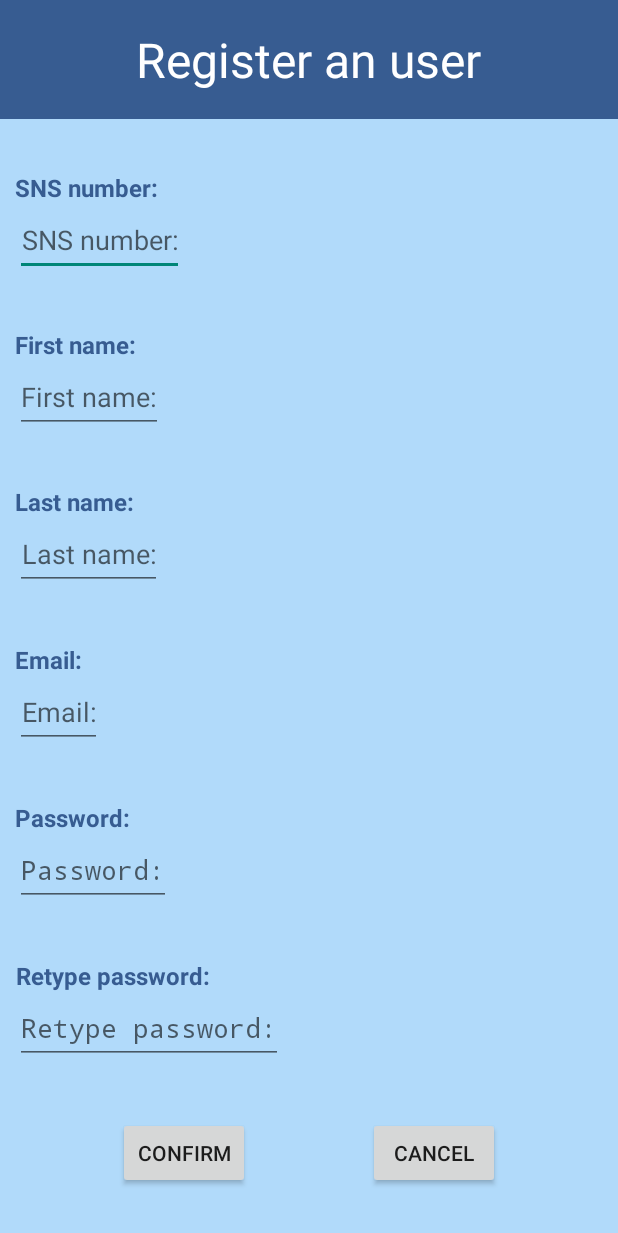
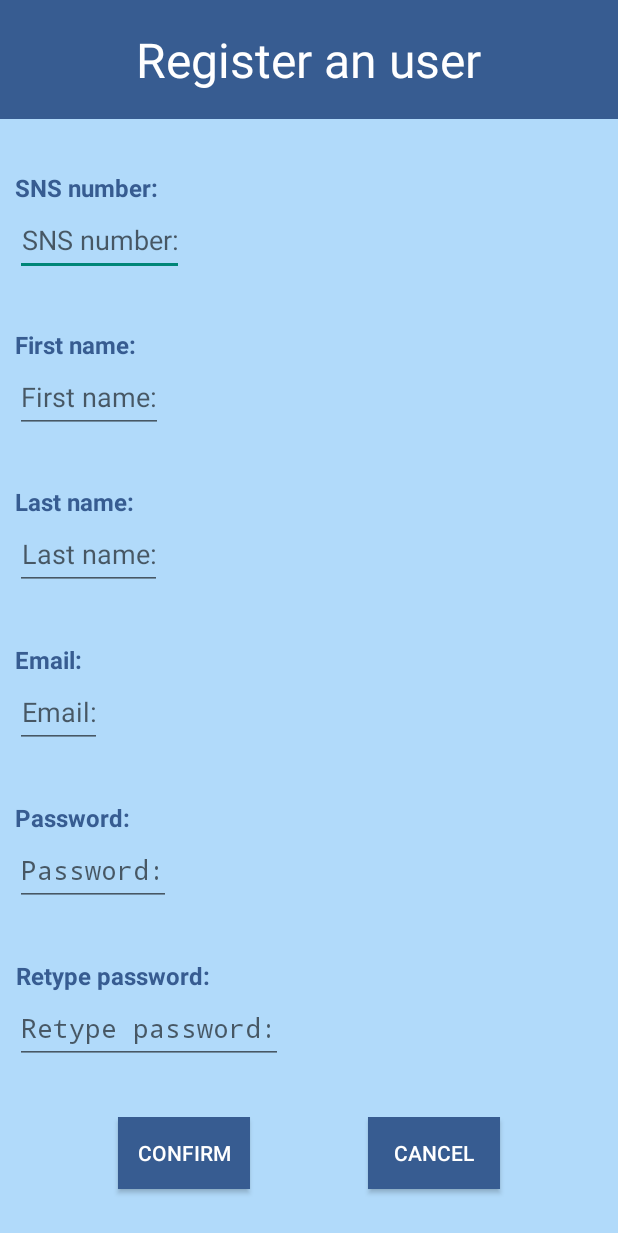
Before and after one commit to angelomorgado/AiSenhorDoutorMobileApp, an Android app: the RegisterUser screen opened directly, with no data from a screen before it, on a phone screen of 412 x 824 dp. Shown: the top 1233 px of the screen. Run offline under Robolectric (Android 15) with nearby library versions, the phone set to English and light mode, and no system bars; our stand-ins replace Room's generated code.

Commit message:
polish part1

```diff
--- a/app/src/main/java/pt/ubi/di/pmd/a43855_t5/AddAppointment.java
+++ b/app/src/main/java/pt/ubi/di/pmd/a43855_t5/AddAppointment.java
@@ -203,6 +203,9 @@ public class AddAppointment extends Activity {
                     Appointment a = new Appointment();
                     Client c = db.myDao().getClientBySNS(nSNS);
 
+                    //Checks if it is a correct hour
+
+
                     //Checks if the email is appropriate
                     Boolean validEmail = true;
                     String emailPattern = "[a-zA-Z0-9._-]+@[a-z]+\\.+[a-z]+";
--- a/app/src/main/res/layout/activity_main.xml
+++ b/app/src/main/res/layout/activity_main.xml
@@ -114,6 +114,8 @@
                 android:layout_width="wrap_content"
                 android:layout_height="wrap_content"
                 android:text="@string/login_confirm_en"
+                android:textColor="@color/white"
+                android:background="#375c91"
                 android:visibility="invisible" />
 
             <Space
@@ -126,6 +128,8 @@
                 android:layout_width="wrap_content"
                 android:layout_height="wrap_content"
                 android:text="@string/login_register_en"
+                android:textColor="@color/white"
+                android:background="#375c91"
                 android:visibility="invisible" />
 
             <Space
--- a/app/src/main/res/layout/add_appointment.xml
+++ b/app/src/main/res/layout/add_appointment.xml
@@ -268,6 +268,8 @@
                     android:id="@+id/confirm"
                     android:layout_width="wrap_content"
                     android:layout_height="wrap_content"
+                    android:textColor="@color/white"
+                    android:background="#375c91"
                     android:text="@string/register_confirm_en" />
 
                 <Space
@@ -279,6 +281,8 @@
                     android:id="@+id/cancel"
                     android:layout_width="wrap_content"
                     android:layout_height="wrap_content"
+                    android:textColor="@color/white"
+                    android:background="#375c91"
                     android:text="@string/register_cancel_en" />
 
                 <Space
--- a/app/src/main/res/layout/appointment_details.xml
+++ b/app/src/main/res/layout/appointment_details.xml
@@ -197,12 +197,18 @@
                 android:layout_marginTop="40dp"
                 android:layout_width="wrap_content"
                 android:layout_height="wrap_content"
+                android:layout_marginBottom="10dp"
+                android:paddingHorizontal="10dp"
+                android:textColor="@color/white"
+                android:background="#375c91"
                 android:text="@string/appointment_report_button_en"/>
 
             <Button
                 android:id="@+id/det_cancelButton"
                 android:layout_width="wrap_content"
                 android:layout_marginBottom="20dp"
+                android:textColor="@color/white"
+                android:background="#375c91"
                 android:layout_height="wrap_content"
                 android:text="@string/appointment_cancel_button_en"/>
 
--- a/app/src/main/res/layout/register_user.xml
+++ b/app/src/main/res/layout/register_user.xml
@@ -242,8 +242,9 @@
             <Button
                 android:id="@+id/confirm"
                 android:layout_width="wrap_content"
-                android:onClick="confirmAction"
                 android:layout_height="wrap_content"
+                android:textColor="@color/white"
+                android:background="#375c91"
                 android:text="@string/register_confirm_en" />
 
             <Space
@@ -255,7 +256,8 @@
                 android:id="@+id/cancel"
                 android:layout_width="wrap_content"
                 android:layout_height="wrap_content"
-                android:onClick="goBack"
+                android:textColor="@color/white"
+                android:background="#375c91"
                 android:text="@string/register_cancel_en" />
 
             <Space
--- a/app/src/main/res/layout/settings_page.xml
+++ b/app/src/main/res/layout/settings_page.xml
@@ -65,12 +65,17 @@
             android:layout_width="match_parent"
             android:layout_height="wrap_content"
             android:layout_marginHorizontal="30sp"
+            android:textColor="@color/white"
+            android:background="#375c91"
+            android:layout_marginBottom="20dp"
             android:text="@string/settings_report_button_en" />
 
         <Button
             android:id="@+id/settings_outButton"
             android:layout_width="match_parent"
             android:layout_height="wrap_content"
+            android:textColor="@color/white"
+            android:background="#701a1a"
             android:layout_marginHorizontal="30sp"
             android:text="@string/settings_logout_button_en" />
 
```
